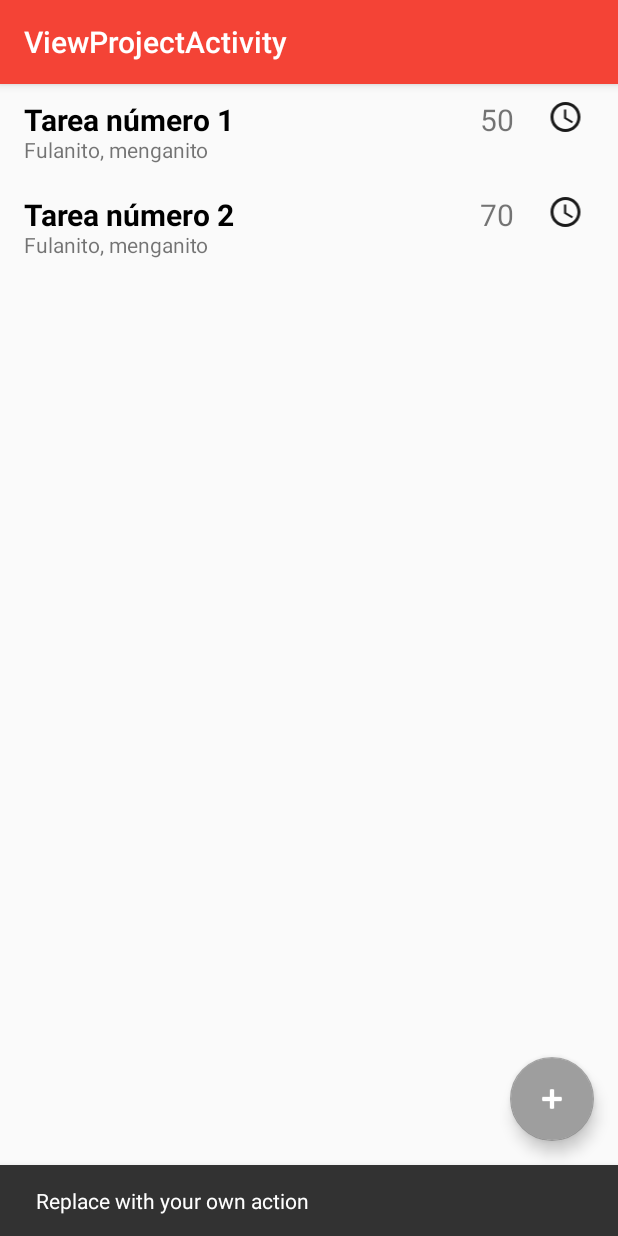
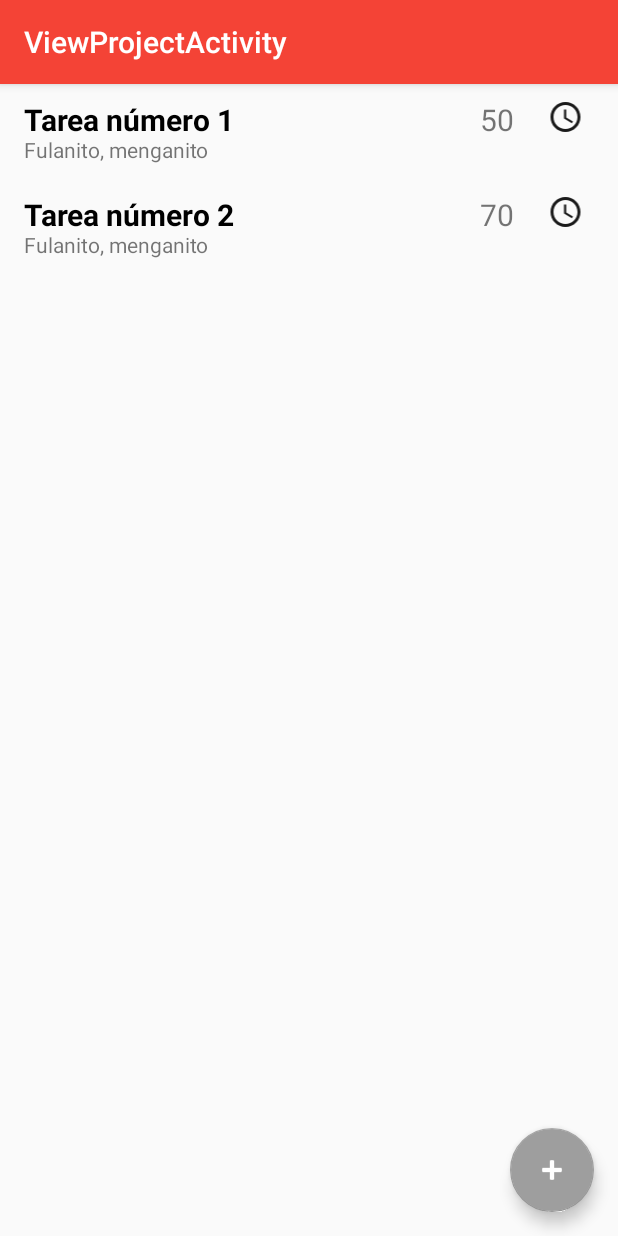
Before and after one commit to Fernando883/easyprojectAndroid, an Android app: the screen it shows after launch (ViewProjectActivity), after a tap on an icon or button, on a phone screen of 412 x 824 dp. Run offline under Robolectric (Android 15) with nearby library versions, the phone set to English and light mode, and no system bars.

Commit message:
Merge branch 'master' of https://github.com/csalasm/easyprojectAndroid
# Conflicts:
#	app/build.gradle
#	app/src/main/AndroidManifest.xml
#	app/src/main/res/layout/activity_view_project.xml
#	app/src/main/res/values/strings.xml

Ana  + Fernando: login + view project

```diff
--- a/app/src/main/java/inftel/easyprojectandroid/activity/ViewProjectActivity.java
+++ b/app/src/main/java/inftel/easyprojectandroid/activity/ViewProjectActivity.java
@@ -53,8 +53,7 @@ public class ViewProjectActivity extends AppCompatActivity {
         fab.setOnClickListener(new View.OnClickListener() {
             @Override
             public void onClick(View view) {
-                Snackbar.make(view, "Replace with your own action", Snackbar.LENGTH_LONG)
-                        .setAction("Action", null).show();
+
             }
         });
     }
```
